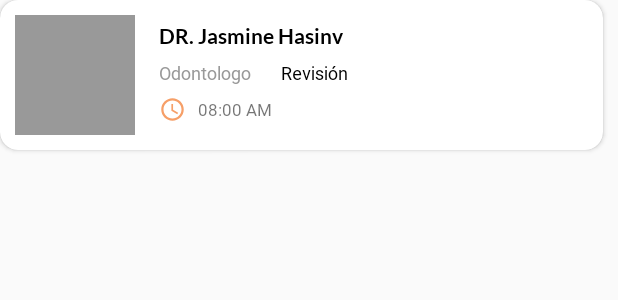
After one commit to Ivan-dela-cruz/app-moddle-utc, an Android app: the layout item_fragment__recycler_my_appointments.xml on its own in the app's theme, with its tools: preview values and no code run, on a phone screen of 412 x 824 dp. The commit adds this screen. Shown: the top 300 px of the screen. Run offline under Robolectric (Android 15) with nearby library versions, the phone set to English and light mode, and no system bars; network calls fail.

Commit message:
app appointments test

```diff
--- a/app/src/main/java/co/desofsi/souriapp/activities/HomeActivity.java
+++ b/app/src/main/java/co/desofsi/souriapp/activities/HomeActivity.java
@@ -38,8 +38,8 @@ public class HomeActivity extends AppCompatActivity {
                 Window window = getWindow();
                 window.addFlags(WindowManager.LayoutParams.FLAG_DRAWS_SYSTEM_BAR_BACKGROUNDS);
               //  window.setFlags(WindowManager.LayoutParams.FLAG_LAYOUT_NO_LIMITS, WindowManager.LayoutParams.FLAG_LAYOUT_NO_LIMITS);
-               // window.setStatusBarColor(ContextCompat.getColor(this, R.color.colorWhite));
-                getWindow().setStatusBarColor(Color.TRANSPARENT);
+               window.setStatusBarColor(ContextCompat.getColor(this, R.color.colorWhite));
+                //getWindow().setStatusBarColor(Color.TRANSPARENT);
             }
         } catch (Exception e) {
             e.printStackTrace();
--- a/app/src/main/java/co/desofsi/souriapp/data/Constant.java
+++ b/app/src/main/java/co/desofsi/souriapp/data/Constant.java
@@ -2,8 +2,8 @@ package co.desofsi.souriapp.data;
 
 public class Constant {
 
-    //public static  final String URL = "https://www.souridental.com/";
-    public static final String URL = "http://192.168.0.104:8000/";
+    public static  final String URL = "https://www.souridental.com/";
+    //public static final String URL = "http://192.168.0.104:8000/";
     public static final String URL_IMAGE = "http://192.168.0.102";
     public static final String HOME = URL + "api";
     public static final String LOGIN = HOME + "/login";
--- /dev/null
+++ b/app/src/main/res/drawable/ic_baseline_access_time_24.xml
@@ -0,0 +1,6 @@
+<vector android:height="24dp" android:tint="#F69F68"
+    android:viewportHeight="24" android:viewportWidth="24"
+    android:width="24dp" xmlns:android="http://schemas.android.com/apk/res/android">
+    <path android:fillColor="#FFFFFFFF" android:pathData="M11.99,2C6.47,2 2,6.48 2,12s4.47,10 9.99,10C17.52,22 22,17.52 22,12S17.52,2 11.99,2zM12,20c-4.42,0 -8,-3.58 -8,-8s3.58,-8 8,-8 8,3.58 8,8 -3.58,8 -8,8z"/>
+    <path android:fillColor="#FFFFFFFF" android:pathData="M12.5,7H11v6l5.25,3.15 0.75,-1.23 -4.5,-2.67z"/>
+</vector>
--- /dev/null
+++ b/app/src/main/res/layout/item_fragment__recycler_my_appointments.xml
@@ -0,0 +1,123 @@
+<?xml version="1.0" encoding="utf-8"?>
+<androidx.cardview.widget.CardView xmlns:android="http://schemas.android.com/apk/res/android"
+    xmlns:app="http://schemas.android.com/tools"
+    xmlns:cardview="http://schemas.android.com/apk/res-auto"
+    android:id="@+id/recylcer_card_view_my_appointment"
+    android:layout_width="match_parent"
+    android:layout_height="100dp"
+    android:layout_marginLeft="0dp"
+    android:layout_marginRight="10dp"
+    android:layout_marginBottom="10dp"
+    android:clickable="true"
+    android:foreground="?android:attr/selectableItemBackground"
+    android:orientation="vertical"
+    app:ignore="NamespaceTypo"
+    cardview:cardCornerRadius="12dp">
+
+    <RelativeLayout
+        android:layout_width="match_parent"
+        android:layout_height="match_parent">
+
+        <ImageView
+            android:id="@+id/recycler_image_my_appointment"
+            android:layout_width="80dp"
+            android:layout_height="80dp"
+            android:layout_alignParentStart="true"
+            android:layout_alignParentTop="true"
+            android:layout_marginStart="10dp"
+            android:layout_marginTop="10dp"
+            android:layout_marginBottom="7dp"
+            android:src="@color/colorLightGrey" />
+
+        <LinearLayout
+            android:layout_width="wrap_content"
+            android:layout_height="match_parent"
+            android:layout_alignParentTop="true"
+            android:layout_alignParentEnd="true"
+            android:layout_marginStart="6dp"
+            android:layout_marginTop="10dp"
+            android:layout_marginEnd="5dp"
+            android:layout_toEndOf="@+id/recycler_image_my_appointment"
+            android:orientation="vertical">
+
+            <TextView
+                android:id="@+id/recycler_doctor_name_my_appointment"
+                android:layout_width="wrap_content"
+                android:layout_height="wrap_content"
+                android:layout_marginLeft="10dp"
+                android:layout_marginTop="5dp"
+                android:layout_marginRight="10dp"
+                android:layout_marginBottom="7dp"
+                android:fontFamily="@font/lato_bold"
+                android:text="DR. Jasmine Hasinv"
+                android:textColor="@color/colorBlack"
+                android:textSize="14sp" />
+
+            <RelativeLayout
+                android:layout_marginBottom="7dp"
+                android:layout_width="match_parent"
+                android:layout_height="wrap_content"
+                android:orientation="horizontal">
+
+                <TextView
+                    android:layout_marginStart="10dp"
+                    android:layout_alignParentStart="true"
+                    android:layout_alignParentTop="true"
+                    android:id="@+id/recycler_specialty_name_my_appointment"
+                    android:layout_width="wrap_content"
+                    android:layout_height="wrap_content"
+                    android:layout_marginLeft="5dp"
+                    android:layout_marginRight="5dp"
+                    android:fontFamily="@font/roboto_regular"
+                    android:text="Odontologo"
+                    android:textColor="@color/colorLightGrey"
+                    android:textSize="12sp" />
+
+                <TextView
+                    android:id="@+id/recycler_reason_my_appointment"
+                    android:layout_width="wrap_content"
+                    android:layout_height="wrap_content"
+                    android:layout_alignParentTop="true"
+                    android:layout_alignParentEnd="true"
+                    android:layout_gravity="start"
+                    android:layout_marginStart="20dp"
+                    android:layout_marginTop="0dp"
+                    android:layout_marginEnd="10dp"
+                    android:layout_toEndOf="@+id/recycler_specialty_name_my_appointment"
+                    android:fontFamily="@font/roboto_regular"
+                    android:text="Revisión"
+                    android:textColor="@color/colorBlack"
+                    android:textSize="12sp" />
+            </RelativeLayout>
+
+
+            <LinearLayout
+                android:layout_width="match_parent"
+                android:layout_height="wrap_content"
+                android:gravity="center|start"
+                android:orientation="horizontal">
+
+                <ImageView
+                    android:layout_marginLeft="10dp"
+                    android:layout_width="18dp"
+                    android:layout_height="18dp"
+                    android:src="@drawable/ic_baseline_access_time_24" />
+
+                <TextView
+                    android:id="@+id/recycler_start__my_appointment"
+                    android:layout_width="wrap_content"
+                    android:layout_height="wrap_content"
+                    android:layout_marginLeft="8dp"
+                    android:fontFamily="@font/roboto_regular"
+                    android:text="08:00 AM"
+                    android:textSize="11sp" />
+            </LinearLayout>
+
+
+        </LinearLayout>
+
+
+    </RelativeLayout>
+
+
+</androidx.cardview.widget.CardView>
```
Also changed, not shown: app/src/main/java/co/desofsi/souriapp/adapters/MyAppointmentAdapter.java (+46 -23 lines), app/src/main/java/co/desofsi/souriapp/fragments/HomeFragment.java (+36 -11 lines), app/src/main/java/co/desofsi/souriapp/init/UserProfileActivity.java (+10 -0 lines), app/src/main/java/co/desofsi/souriapp/models/AppointmentDescription.java (+7 -16 lines), app/src/main/res/layout/fragment_home.xml (+29 -19 lines).
